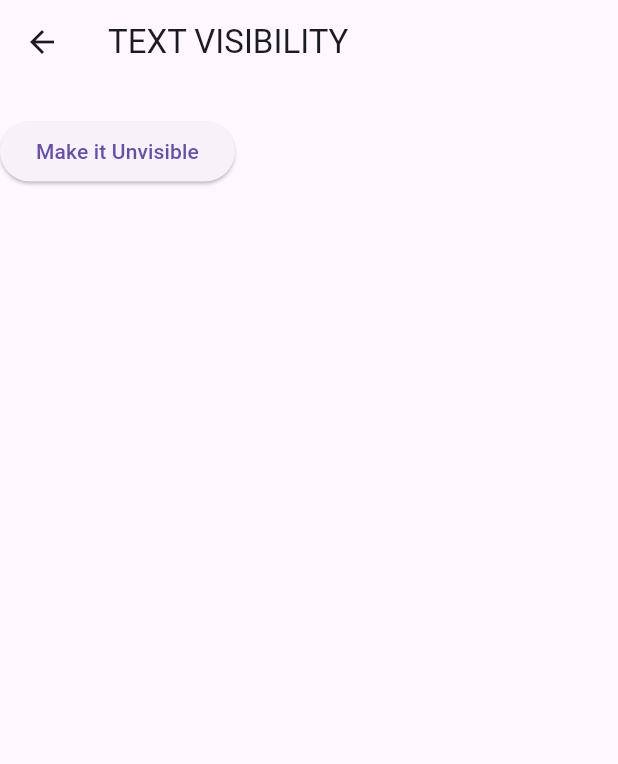
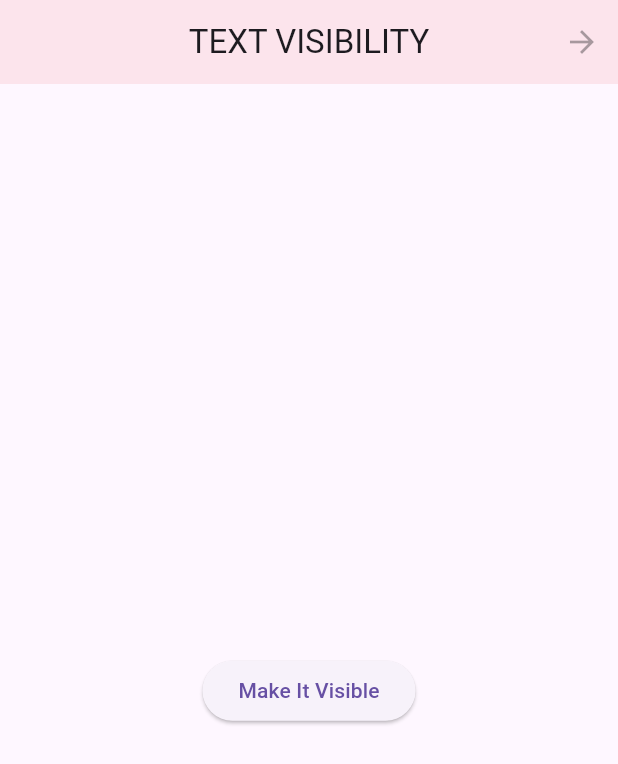
Before and after one commit to Muzammilsajid121/flutter_bloc_learn_cubit, a Flutter app: the TextVisiblePage screen opened directly, after a tap on "Make it Unvisible", on a phone screen of 412 x 824 dp. Shown: the top 764 px of the screen. Run offline on Flutter 3.47's test engine with Material 3 defaults, Android fonts, the phone set to English and light mode, and no system bars; our stand-ins replace bloc, flutter_bloc.

Commit message:
text visible example

```diff
--- a/lib/main.dart
+++ b/lib/main.dart
@@ -4,6 +4,7 @@ import 'package:flutter_bloc/flutter_bloc.dart';
 import 'package:flutter_bloc_learn/counter_basic_eg1/counter_page.dart';
 import 'package:flutter_bloc_learn/show_loader_eg/laoder_cubit.dart';
 import 'package:flutter_bloc_learn/text_toogle_eg/text_toggle_cubit.dart';
+import 'package:flutter_bloc_learn/text_visibility_eg/text_visible_cubit.dart';
 import 'package:flutter_bloc_learn/text_visibility_eg/text_visible_page.dart';
 import 'package:flutter_bloc_learn/theme_changer/theme_cubit.dart';
 
@@ -22,10 +23,13 @@ class MyApp extends StatelessWidget {
         BlocProvider<LaoderCubit>(create: (_) => LaoderCubit()),
         BlocProvider<ThemeCubit>(create: (_) => ThemeCubit()),
         BlocProvider<TextToggleCubit>(create: (_) => TextToggleCubit()),
+        BlocProvider<TextVisibleCubit>(create: (_) => TextVisibleCubit()),
       ],
       child: MaterialApp(
         debugShowCheckedModeBanner: false,
-        home: CounterPage(),
+        home:
+        TextVisiblePage()
+        // CounterPage(),
       ),
     );
   }
--- /dev/null
+++ b/lib/text_visibility_eg/text_visible_cubit.dart
@@ -0,0 +1,11 @@
+import 'package:flutter_bloc/flutter_bloc.dart';
+
+class TextVisibleCubit extends Cubit<bool>{
+  TextVisibleCubit() : super(true);
+
+//There’s no need to define a new isTextVisible variable — use the state directly.
+  void showNHideText (){
+      emit(!state);
+  }
+
+}
--- a/lib/text_visibility_eg/text_visible_page.dart
+++ b/lib/text_visibility_eg/text_visible_page.dart
@@ -1,34 +1,39 @@
 import 'package:flutter/material.dart';
+import 'package:flutter_bloc/flutter_bloc.dart';
+import 'package:flutter_bloc_learn/text_visibility_eg/text_visible_cubit.dart';
+import 'package:flutter_bloc_learn/widgets/custom_appbar.dart';
 
-class TextVisiblePage extends StatefulWidget {
+
+class TextVisiblePage extends StatelessWidget {
    const TextVisiblePage({super.key});
 
-  @override
-  State<TextVisiblePage> createState() => _TextVisiblePageState();
-}
 
-class _TextVisiblePageState extends State<TextVisiblePage> {
   @override
   Widget build(BuildContext context) {
-    bool isTextVisible = false;
-    return  Scaffold(
-      appBar: AppBar(
-        title: Text('TEXT VISIBILITY'),
-      ),
-      body: Column(
+    debugPrint('build once');
+    return  BlocBuilder<TextVisibleCubit, bool>(
+      builder: (context, state) {
+        return Scaffold(
+        appBar: CustomAppBar(  title: 'TEXT VISIBILITY', ),
+        body: Center(
+          child: Column(
+            mainAxisAlignment: MainAxisAlignment.center,
             children: [
-         isTextVisible!=false?  Text('Text is visible now'): Text(''),
+
+             state?  Text('Text is visible now'): Text(''),
+             SizedBox(height: 20,),
               ElevatedButton(
                 onPressed: (){
-              setState(() {
-                isTextVisible != isTextVisible;
-              });
-
+                  context.read<TextVisibleCubit>().showNHideText();
+                    // isTextVisible =! isTextVisible;
+                },
+                child: Text( state? 'Make it Unvisible' : 'Make It Visible'))
+            ],
+          ),
+        ),
+      );
 
       },
-            child: Text('Make it Unvisible'))
-        ],
-      ),
        );
   }
 }
```
Lines whose indentation alone changed are shown as unchanged.
